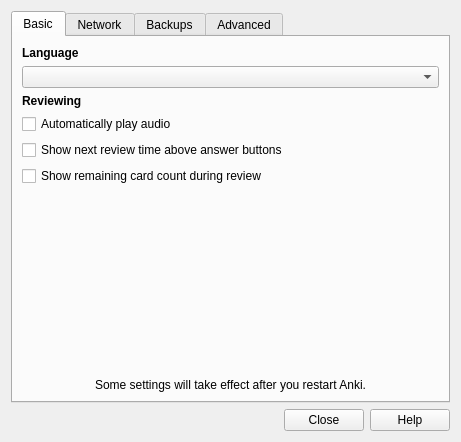
Before: the Qt Designer form designer/preferences.ui in ankitects/anki, drawn with Qt 5.
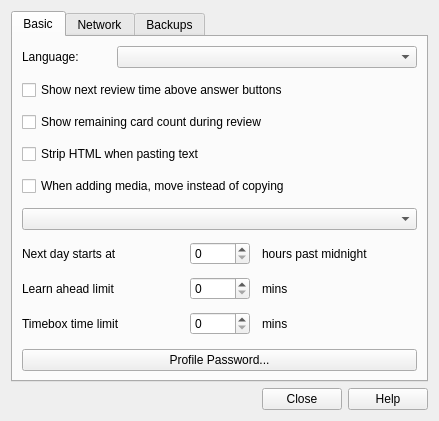
After: the same form once the commit is applied.

Commit message: move collection options into preferences

The edit to the form file:
```diff
--- a/designer/preferences.ui
+++ b/designer/preferences.ui
@@ -6,8 +6,8 @@
    <rect>
     <x>0</x>
     <y>0</y>
-    <width>461</width>
-    <height>442</height>
+    <width>439</width>
+    <height>420</height>
    </rect>
   </property>
   <property name="windowTitle">
@@ -28,47 +28,28 @@
       </attribute>
       <layout class="QVBoxLayout" name="verticalLayout">
        <property name="spacing">
-        <number>6</number>
+        <number>12</number>
        </property>
        <item>
-        <widget class="QLabel" name="label">
-         <property name="text">
-          <string>&lt;b&gt;Language&lt;/b&gt;</string>
-         </property>
-         <property name="wordWrap">
-          <bool>false</bool>
-         </property>
-        </widget>
-       </item>
-       <item>
-        <widget class="QComboBox" name="interfaceLang">
-         <property name="minimumSize">
-          <size>
-           <width>300</width>
-           <height>0</height>
-          </size>
-         </property>
-        </widget>
-       </item>
-       <item>
-        <widget class="QLabel" name="label_2">
-         <property name="sizePolicy">
-          <sizepolicy hsizetype="Fixed" vsizetype="Fixed">
-           <horstretch>0</horstretch>
-           <verstretch>0</verstretch>
-          </sizepolicy>
-         </property>
-         <property name="text">
-          <string>&lt;b&gt;Reviewing&lt;/b&gt;</string>
-         </property>
-        </widget>
-       </item>
-       <item>
-        <widget class="QCheckBox" name="autoplaySounds">
-         <property name="text">
-          <string>Automatically play audio</string>
-         </property>
-        </widget>
+        <layout class="QHBoxLayout" name="horizontalLayout_2">
+         <item>
+          <widget class="QLabel" name="label">
+           <property name="text">
+            <string>Language:</string>
+           </property>
+          </widget>
+         </item>
+         <item>
+          <widget class="QComboBox" name="interfaceLang">
+           <property name="minimumSize">
+            <size>
+             <width>300</width>
+             <height>0</height>
+            </size>
+           </property>
+          </widget>
+         </item>
+        </layout>
        </item>
        <item>
         <widget class="QCheckBox" name="showEstimates">
@@ -85,25 +66,121 @@
         </widget>
        </item>
        <item>
-        <spacer name="verticalSpacer">
+        <widget class="QCheckBox" name="stripHTML">
+         <property name="text">
+          <string>Strip HTML when pasting text</string>
+         </property>
+        </widget>
+       </item>
+       <item>
+        <widget class="QCheckBox" name="deleteMedia">
+         <property name="text">
+          <string>When adding media, move instead of copying</string>
+         </property>
+        </widget>
+       </item>
+       <item>
+        <widget class="QComboBox" name="newSpread"/>
+       </item>
+       <item>
+        <layout class="QGridLayout" name="gridLayout_4">
+         <item row="0" column="0">
+          <widget class="QLabel" name="label_23">
+           <property name="text">
+            <string>Next day starts at</string>
+           </property>
+          </widget>
+         </item>
+         <item row="0" column="1">
+          <widget class="QSpinBox" name="dayOffset">
+           <property name="maximumSize">
+            <size>
+             <width>60</width>
+             <height>16777215</height>
+            </size>
+           </property>
+           <property name="maximum">
+            <number>23</number>
+           </property>
+          </widget>
+         </item>
+         <item row="1" column="0">
+          <widget class="QLabel" name="label_24">
+           <property name="text">
+            <string>Learn ahead limit</string>
+           </property>
+          </widget>
+         </item>
+         <item row="1" column="1">
+          <widget class="QSpinBox" name="lrnCutoff">
+           <property name="maximumSize">
+            <size>
+             <width>60</width>
+             <height>16777215</height>
+            </size>
+           </property>
+          </widget>
+         </item>
+         <item row="1" column="2">
+          <widget class="QLabel" name="label_29">
+           <property name="text">
+            <string>mins</string>
+           </property>
+          </widget>
+         </item>
+         <item row="2" column="0">
+          <widget class="QLabel" name="label_30">
+           <property name="text">
+            <string>Timebox time limit</string>
+           </property>
+          </widget>
+         </item>
+         <item row="2" column="1">
+          <widget class="QSpinBox" name="timeLimit">
+           <property name="maximum">
+            <number>9999</number>
+           </property>
+          </widget>
+         </item>
+         <item row="2" column="2">
+          <widget class="QLabel" name="label_39">
+           <property name="text">
+            <string>mins</string>
+           </property>
+          </widget>
+         </item>
+         <item row="0" column="2">
+          <widget class="QLabel" name="label_40">
+           <property name="text">
+            <string>hours past midnight</string>
+           </property>
+          </widget>
+         </item>
+        </layout>
+       </item>
+       <item>
+        <spacer name="verticalSpacer_3">
          <property name="orientation">
           <enum>Qt::Vertical</enum>
          </property>
+         <property name="sizeType">
+          <enum>QSizePolicy::Preferred</enum>
+         </property>
          <property name="sizeHint" stdset="0">
           <size>
            <width>20</width>
-           <height>0</height>
+           <height>20</height>
           </size>
          </property>
         </spacer>
        </item>
        <item>
-        <widget class="QLabel" name="label_3">
+        <widget class="QPushButton" name="profilePass">
          <property name="text">
-          <string>Some settings will take effect after you restart Anki.</string>
+          <string>Profile Password...</string>
          </property>
-         <property name="alignment">
-          <set>Qt::AlignCenter</set>
+         <property name="autoDefault">
+          <bool>false</bool>
          </property>
         </widget>
        </item>
@@ -388,61 +465,6 @@
        </item>
       </layout>
      </widget>
-     <widget class="QWidget" name="tab_3">
-      <attribute name="title">
-       <string>Advanced</string>
-      </attribute>
-      <layout class="QVBoxLayout">
-       <item>
-        <layout class="QGridLayout">
-         <item row="0" column="0">
-          <widget class="QCheckBox" name="stripHTML">
-           <property name="text">
-            <string>Strip HTML when pasting text</string>
-           </property>
-          </widget>
-         </item>
-         <item row="1" column="0">
-          <widget class="QCheckBox" name="deleteMedia">
-           <property name="text">
-            <string>Move instead of copying media when adding</string>
-           </property>
-          </widget>
-         </item>
-        </layout>
-       </item>
-       <item>
-        <widget class="QPushButton" name="profilePass">
-         <property name="text">
-          <string>Profile Password...</string>
-         </property>
-        </widget>
-       </item>
-       <item>
-        <spacer>
-         <property name="orientation">
-          <enum>Qt::Vertical</enum>
-         </property>
-         <property name="sizeHint" stdset="0">
-          <size>
-           <width>20</width>
-           <height>40</height>
-          </size>
-         </property>
-        </spacer>
-       </item>
-       <item>
-        <widget class="QLabel" name="label_8">
-         <property name="text">
-          <string>Some settings will take effect after you restart Anki.</string>
-         </property>
-         <property name="alignment">
-          <set>Qt::AlignCenter</set>
-         </property>
-        </widget>
-       </item>
-      </layout>
-     </widget>
     </widget>
    </item>
    <item>
```
Left out of the diff: 17 changed lines with no effect on the pictures. The commit also changes 7 other files.
